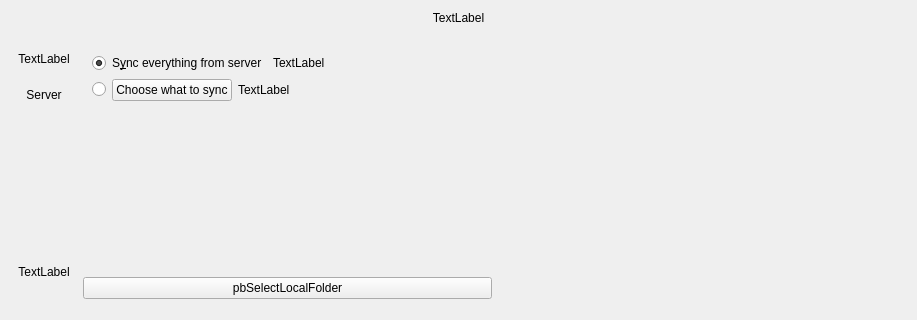
This is src/gui/wizard/owncloudadvancedsetuppage.ui in nextcloud/desktop as Qt 5 draws it before an edit; both pictures show x 0 to 917 and y 0 to 320 of the 917 by 493 pixel window. The edited form follows.
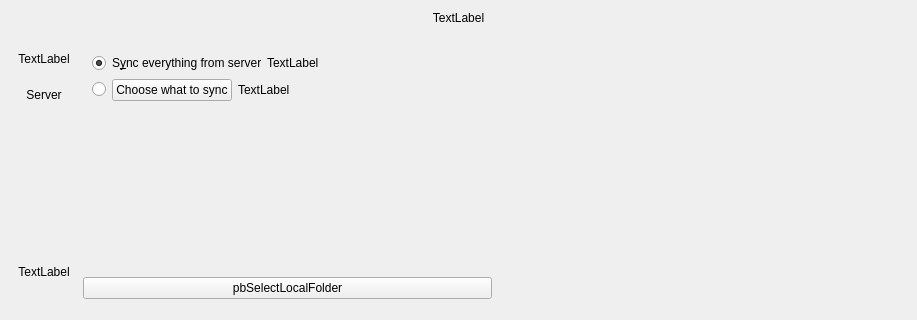
This is the edited form.

Commit message: Wizard: fix spacing

What changed in the file:
```diff
--- a/src/gui/wizard/owncloudadvancedsetuppage.ui
+++ b/src/gui/wizard/owncloudadvancedsetuppage.ui
@@ -215,6 +215,9 @@
        <layout class="QVBoxLayout" name="verticalLayout">
         <item>
          <layout class="QHBoxLayout" name="horizontalLayout_2">
+          <property name="spacing">
+           <number>0</number>
+          </property>
           <item>
            <widget class="QRadioButton" name="rSyncEverything">
             <property name="text">
```
